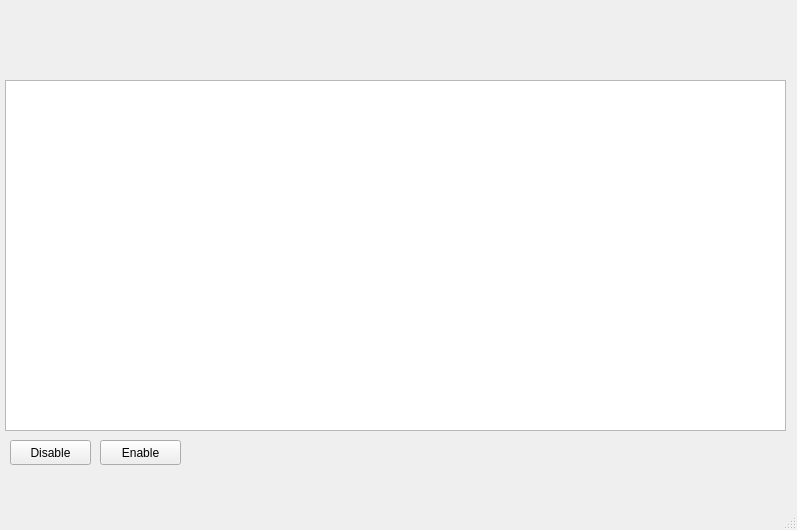
Before: the Qt Designer form mainwindow.ui in minaolenpavel/NoInputsGUI, drawn with Qt 5.
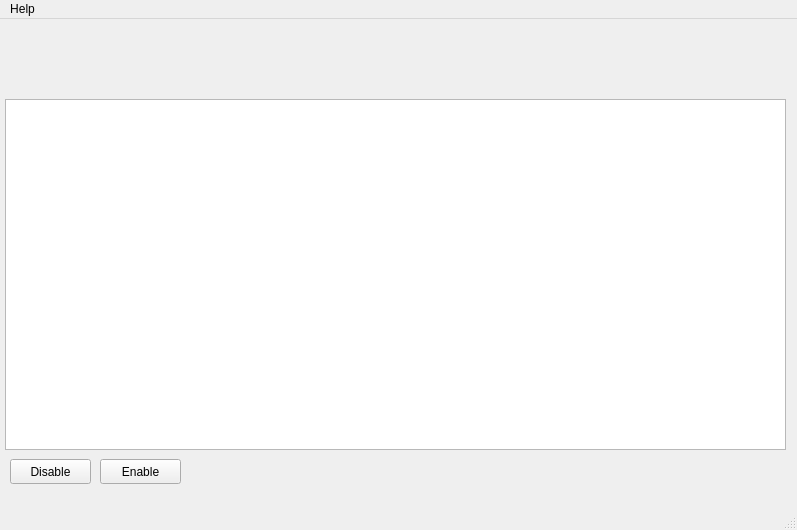
After: the same form once the commit is applied.

What changed in the file:
```diff
--- a/mainwindow.ui
+++ b/mainwindow.ui
@@ -60,6 +60,14 @@
      <height>22</height>
     </rect>
    </property>
+   <widget class="QMenu" name="menuHelp">
+    <property name="title">
+     <string>Help</string>
+    </property>
+    <addaction name="actionGithub"/>
+    <addaction name="actionOriginal_Project"/>
+   </widget>
+   <addaction name="menuHelp"/>
   </widget>
   <widget class="QStatusBar" name="statusbar"/>
  </widget>
```
Left out of the diff: 10 changed lines with no effect on the pictures.
